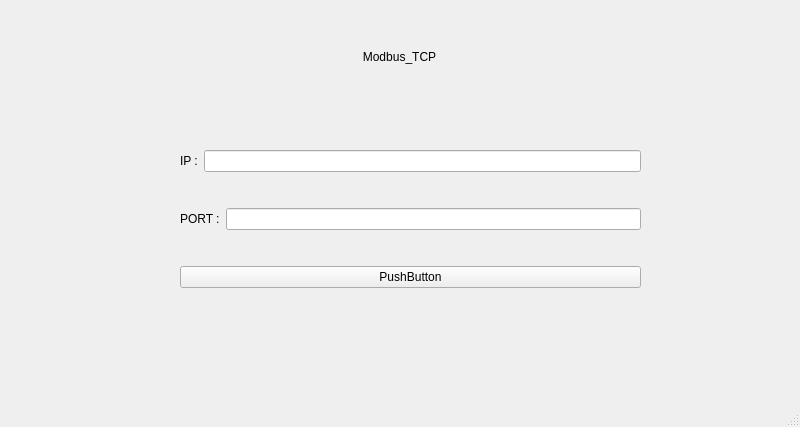
Qt form pyqt5_designer/ui/Main_Window.ui (hj8239ka45/factory_of_modbus) before a commit.
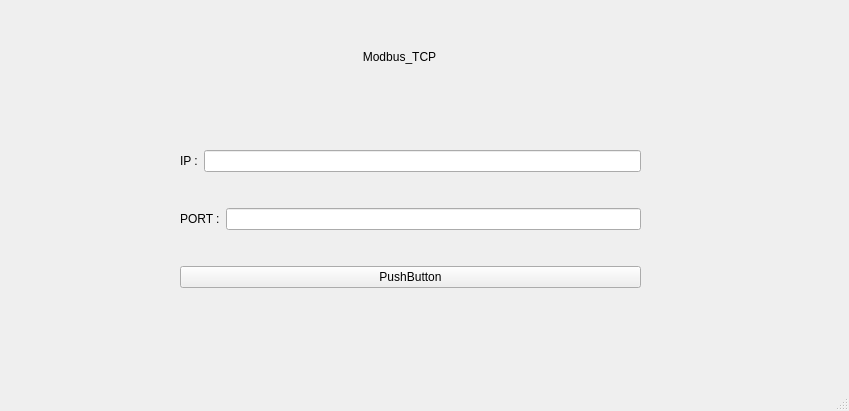
The same form after that commit.

Diff of the .ui file:
```diff
--- a/pyqt5_designer/ui/Main_Window.ui
+++ b/pyqt5_designer/ui/Main_Window.ui
@@ -6,8 +6,8 @@
    <rect>
     <x>0</x>
     <y>0</y>
-    <width>800</width>
-    <height>427</height>
+    <width>849</width>
+    <height>411</height>
    </rect>
   </property>
   <property name="windowTitle">
```
Left out of the diff: 2 changed lines with no effect on the pictures.
